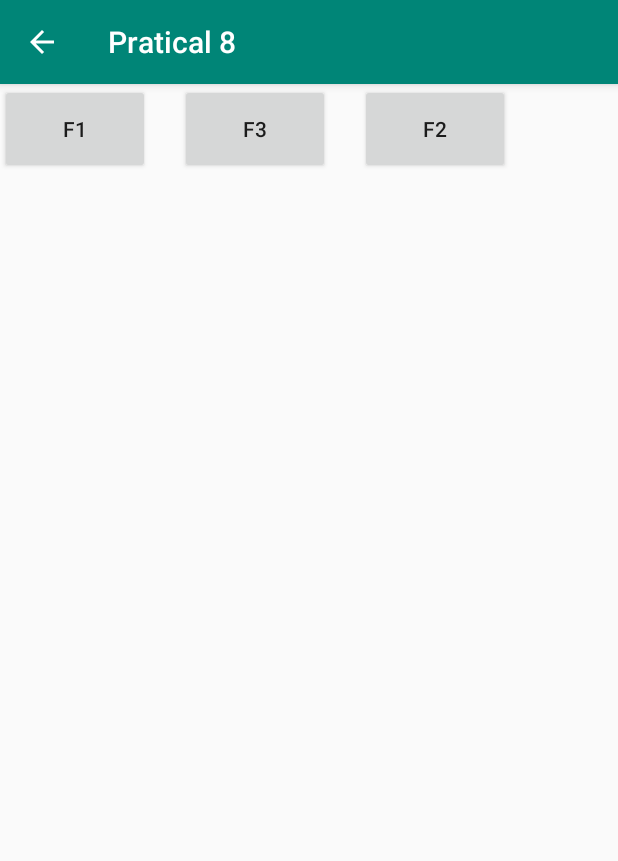
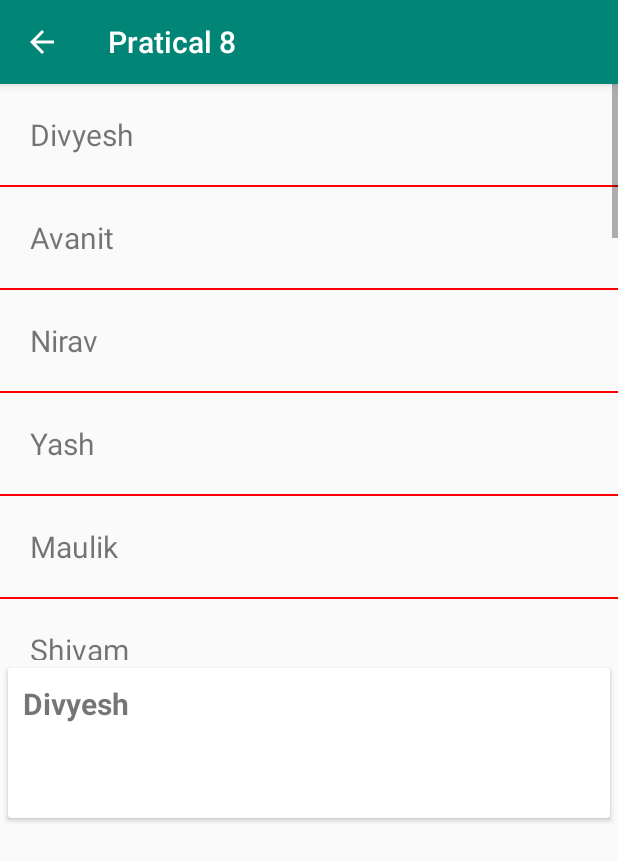
Before and after one commit to mohit10696/wcmc_pratical, an Android app: the screen it shows after launch (pratical8), after a tap on "PRATICAL 8", on a phone screen of 412 x 824 dp. Shown: the top 861 px of the screen. Run offline under Robolectric (Android 15) with nearby library versions, the phone set to English and light mode, and no system bars.

Commit message:
Pratical 8 final

```diff
--- a/app/build.gradle
+++ b/app/build.gradle
@@ -26,5 +26,7 @@ dependencies {
     testImplementation 'junit:junit:4.12'
     androidTestImplementation 'androidx.test.ext:junit:1.1.0'
     androidTestImplementation 'androidx.test.espresso:espresso-core:3.2.0'
+    implementation "androidx.cardview:cardview:1.0.0"
+    implementation "androidx.recyclerview:recyclerview:1.1.0"
 
 }
--- /dev/null
+++ b/app/src/main/java/com/example/wcmc_praticals/DataObject.java
@@ -0,0 +1,22 @@
+package com.example.wcmc_praticals;
+
+public class DataObject {
+    private String mText1;
+    private String mText2;
+    DataObject (String text1, String text2){
+        mText1 = text1;
+       // mText2 = text2;
+    }
+    public String getmText1() {
+        return mText1;
+    }
+    public void setmText1(String mText1) {
+        this.mText1 = mText1;
+    }
+    public String getmText2() {
+        return mText2;
+    }
+    public void setmText2(String mText2) {
+        this.mText2 = mText2;
+    }
+}
--- /dev/null
+++ b/app/src/main/java/com/example/wcmc_praticals/MyRecyclerViewAdapter.java
@@ -0,0 +1,69 @@
+package com.example.wcmc_praticals;
+
+import android.util.Log;
+import android.view.LayoutInflater;
+import android.view.View;
+import android.view.ViewGroup;
+import android.widget.TextView;
+
+import androidx.recyclerview.widget.RecyclerView;
+
+import java.util.ArrayList;
+public class MyRecyclerViewAdapter extends RecyclerView
+        .Adapter<MyRecyclerViewAdapter
+        .DataObjectHolder> {
+    private static String LOG_TAG = "MyRecyclerViewAdapter";
+    private ArrayList<DataObject> mDataset;
+    private static MyClickListener myClickListener;
+    public static class DataObjectHolder extends RecyclerView.ViewHolder
+            implements View
+            .OnClickListener {
+        TextView label;
+        TextView dateTime;
+        public DataObjectHolder(View itemView) {
+            super(itemView);
+            label = (TextView) itemView.findViewById(R.id.textView3);
+            dateTime = (TextView) itemView.findViewById(R.id.textView2);
+            Log.i(LOG_TAG, "Adding Listener");
+            itemView.setOnClickListener(this);
+        }
+        @Override
+        public void onClick(View v) {
+            myClickListener.onItemClick(getAdapterPosition(), v);
+        }
+    }
+    public void setOnItemClickListener(MyClickListener myClickListener) {
+        this.myClickListener = myClickListener;
+    }
+    public MyRecyclerViewAdapter(ArrayList<DataObject> myDataset) {
+        mDataset = myDataset;
+    }
+    @Override
+    public DataObjectHolder onCreateViewHolder(ViewGroup parent,
+                                               int viewType) {
+        View view = LayoutInflater.from(parent.getContext())
+                .inflate(R.layout.card_view_row, parent, false);
+        DataObjectHolder dataObjectHolder = new DataObjectHolder(view);
+        return dataObjectHolder;
+    }
+    @Override
+    public void onBindViewHolder(DataObjectHolder holder, int position) {
+        holder.label.setText(mDataset.get(position).getmText1());
+        holder.dateTime.setText(mDataset.get(position).getmText2());
+    }
+    public void addItem(DataObject dataObj, int index) {
+        mDataset.add(index, dataObj);
+        notifyItemInserted(index);
+    }
+    public void deleteItem(int index) {
+        mDataset.remove(index);
+        notifyItemRemoved(index);
+    }
+    @Override
+    public int getItemCount() {
+        return mDataset.size();
+    }
+    public interface MyClickListener {
+        public void onItemClick(int position, View v);
+    }
+}
--- a/app/src/main/java/com/example/wcmc_praticals/fragment1.java
+++ b/app/src/main/java/com/example/wcmc_praticals/fragment1.java
@@ -4,13 +4,26 @@ import android.os.Bundle;
 import android.view.LayoutInflater;
 import android.view.View;
 import android.view.ViewGroup;
+import android.widget.ArrayAdapter;
+import android.widget.ListView;
 
 import androidx.annotation.NonNull;
 import androidx.annotation.Nullable;
 
 public class fragment1 extends android.app.Fragment {
+    ListView simpleList;
+    String countryList[] = {"Divyesh","Avanit","Nirav","Yash","Maulik","Shivam","Radhey","Rutvik","Arjun","Aradhi","Mandeep","Nikhil","Aayushi","Anushree","Manali","Kunj","Japan","Hetul","Ankit","Mohit","Pooja"};
     public View onCreateView(@NonNull LayoutInflater inflater, @Nullable ViewGroup container, @Nullable Bundle savedInstanceState) {
         View view = inflater.inflate(R.layout.fragment1, container, false);
+
+
+        simpleList = (ListView)view.findViewById(R.id.simpleListView);
+        ArrayAdapter<String> arrayAdapter = new ArrayAdapter<String>(view.getContext(), R.layout.activity_listview, R.id.textView, countryList);
+        simpleList.setAdapter(arrayAdapter);
+
+
+
+
         return view;
     }
 }
--- a/app/src/main/java/com/example/wcmc_praticals/fragment2.java
+++ b/app/src/main/java/com/example/wcmc_praticals/fragment2.java
@@ -5,12 +5,43 @@ import android.view.LayoutInflater;
 import android.view.View;
 import android.view.ViewGroup;
 
+
 import androidx.annotation.NonNull;
 import androidx.annotation.Nullable;
+import androidx.cardview.widget.CardView;
+import androidx.recyclerview.widget.LinearLayoutManager;
+import androidx.recyclerview.widget.RecyclerView;
+
+import java.util.ArrayList;
 
 public class fragment2 extends android.app.Fragment {
+    CardView simpleList;
+    String countryList[] = {"Divyesh","Avanit","Nirav","Yash","Maulik","Shivam","Radhey","Rutvik","Arjun","Aradhi","Mandeep","Nikhil","Aayushi","Anushree","Manali","Kunj","Japan","Hetul","Ankit","Mohit","Pooja"};
+    private RecyclerView mRecyclerView;
+    private RecyclerView.Adapter mAdapter;
+    private RecyclerView.LayoutManager mLayoutManager;
+    private static String LOG_TAG = "CardViewActivity";
+
     public View onCreateView(@NonNull LayoutInflater inflater, @Nullable ViewGroup container, @Nullable Bundle savedInstanceState) {
         View view = inflater.inflate(R.layout.fragment2, container, false);
+
+        mRecyclerView = (RecyclerView) view.findViewById(R.id.my_recycler_view);
+        mRecyclerView.setHasFixedSize(true);
+        mLayoutManager = new LinearLayoutManager(view.getContext(),LinearLayoutManager.HORIZONTAL,false);
+        mRecyclerView.setLayoutManager(mLayoutManager);
+        mAdapter = new MyRecyclerViewAdapter(getDataSet());
+        mRecyclerView.setAdapter(mAdapter);
+
         return view;
     }
+
+    private ArrayList<DataObject> getDataSet() {
+        ArrayList results = new ArrayList<DataObject>();
+        for (int index = 0; index < 15; index++) {
+            DataObject obj = new DataObject(countryList[index],
+                    "Secondary " + index);
+            results.add(index, obj);
+        }
+        return results;
+    }
 }
--- a/app/src/main/java/com/example/wcmc_praticals/fragment3.java
+++ /dev/null
@@ -1,16 +0,0 @@
-package com.example.wcmc_praticals;
-
-import android.os.Bundle;
-import android.view.LayoutInflater;
-import android.view.View;
-import android.view.ViewGroup;
-
-import androidx.annotation.NonNull;
-import androidx.annotation.Nullable;
-
-public class fragment3 extends android.app.Fragment {
-    public View onCreateView(@NonNull LayoutInflater inflater, @Nullable ViewGroup container, @Nullable Bundle savedInstanceState) {
-        View view = inflater.inflate(R.layout.fragment3, container, false);
-        return view;
-    }
-}
--- a/app/src/main/java/com/example/wcmc_praticals/pratical8.java
+++ b/app/src/main/java/com/example/wcmc_praticals/pratical8.java
@@ -6,31 +6,21 @@ import android.app.Fragment;
 import android.app.FragmentManager;
 import android.app.FragmentTransaction;
 import android.os.Bundle;
-import android.view.View;
-import android.widget.Button;
 
-public class pratical8 extends AppCompatActivity implements View.OnClickListener {
+public class pratical8 extends AppCompatActivity {
 
     Fragment f1,f2,f3;
     @Override
     protected void onCreate(Bundle savedInstanceState) {
-        Button b1,b2,b3;
         super.onCreate(savedInstanceState);
         setContentView(R.layout.activity_pratical8);
         setTitle("Pratical 8");
         f1 = new fragment1();
         f2 = new fragment2();
-        f3 = new fragment3();
 
-//        loadFragment(f1,R.id.fragment1);
-//        loadFragment(f2,R.id.fragment2);
-//        loadFragment(f3,R.id.fragment3);
-        b1 = findViewById(R.id.f1);
-        b2 = findViewById(R.id.f2);
-        b3 = findViewById(R.id.f3);
-        b1.setOnClickListener(this);
-        b2.setOnClickListener(this);
-        b3.setOnClickListener(this);
+        loadFragment(f1,R.id.fragment1);
+        loadFragment(f2,R.id.fragment2);
+       // loadFragment(f3,R.id.fragment3);
 
     }
     private void loadFragment(Fragment fragment,int id) {
@@ -40,21 +30,4 @@ public class pratical8 extends AppCompatActivity implements View.OnClickListener
         fragmentTransaction.commit(); // save the changes
     }
 
-    @Override
-    public void onClick(View v) {
-        switch (v.getId()){
-            case R.id.f1:{
-                loadFragment(f1,R.id.fragment1);
-                break;
-            }
-            case R.id.f2:{
-                loadFragment(f2,R.id.fragment1);
-                break;
-            }
-            case R.id.f3:{
-                loadFragment(f3,R.id.fragment1);
-                break;
-            }
-        }
-    }
 }
--- /dev/null
+++ b/app/src/main/res/layout/activity_listview.xml
@@ -0,0 +1,15 @@
+<?xml version="1.0" encoding="utf-8"?>
+<LinearLayout xmlns:android="http://schemas.android.com/apk/res/android"
+    android:layout_width="match_parent"
+    android:layout_height="match_parent"
+    android:orientation="vertical">
+
+    <TextView
+        android:id="@+id/textView"
+        android:layout_width="fill_parent"
+        android:layout_height="wrap_content"
+        android:layout_gravity="center"
+        android:textSize="20dp"
+        android:padding="20dp"
+         />
+</LinearLayout>
--- a/app/src/main/res/layout/activity_pratical8.xml
+++ b/app/src/main/res/layout/activity_pratical8.xml
@@ -1,37 +1,23 @@
 <?xml version="1.0" encoding="utf-8"?>
-<RelativeLayout xmlns:android="http://schemas.android.com/apk/res/android"
+<LinearLayout xmlns:android="http://schemas.android.com/apk/res/android"
     xmlns:app="http://schemas.android.com/apk/res-auto"
     xmlns:tools="http://schemas.android.com/tools"
     android:layout_width="match_parent"
     android:layout_height="match_parent"
     android:orientation="vertical"
-    tools:context=".pratical8">
-
-    <Button
-        android:id="@+id/f1"
-        android:layout_width="100dp"
-        android:layout_height="60dp"
-        android:text="F1" />
-
-    <Button
-        android:id="@+id/f2"
-        android:layout_width="100dp"
-        android:layout_height="60dp"
-        android:layout_marginLeft="120dp"
-        android:text="F3" />
-
-    <Button
-        android:id="@+id/f3"
-        android:layout_width="100dp"
-        android:layout_height="60dp"
-        android:layout_marginLeft="240dp"
-        android:text="F2" />
+    tools:context=".pratical8"
+    android:weightSum="2">
 
     <FrameLayout
+        android:layout_width="match_parent"
+        android:layout_height="0dp"
         android:id="@+id/fragment1"
+        android:layout_weight="1"/>
+
+    <FrameLayout
+        android:layout_weight="1"
+        android:id="@+id/fragment2"
         android:layout_width="match_parent"
-        android:layout_height="match_parent"
-        android:layout_marginTop="60dp" />
+        android:layout_height="0dp" />
 
-
-</RelativeLayout>
+</LinearLayout>
--- /dev/null
+++ b/app/src/main/res/layout/card_view_row.xml
@@ -0,0 +1,35 @@
+<?xml version="1.0" encoding="utf-8"?>
+<LinearLayout xmlns:android="http://schemas.android.com/apk/res/android"
+    xmlns:card_view="http://schemas.android.com/apk/res-auto"
+    android:layout_width="match_parent"
+    android:layout_height="wrap_content"
+    android:orientation="horizontal"
+    android:scrollbars="horizontal">
+
+    <androidx.cardview.widget.CardView
+        android:id="@+id/card_view"
+        android:layout_width="fill_parent"
+        android:layout_height="100dp"
+        android:layout_gravity="center"
+        android:layout_margin="5dp"
+        card_view:cardCornerRadius="2dp"
+        card_view:contentPadding="10dp">
+        <RelativeLayout
+            android:layout_width="fill_parent"
+            android:layout_height="fill_parent">
+            <TextView
+                android:textSize="20dp"
+                android:id="@+id/textView3"
+                android:layout_width="wrap_content"
+                android:layout_height="wrap_content"
+                android:layout_alignParentTop="true"
+                android:textStyle="bold"/>
+            <TextView
+                android:id="@+id/textView2"
+                android:layout_width="wrap_content"
+                android:layout_height="wrap_content"
+                android:layout_below="@+id/textView"
+                android:layout_marginTop="10dp"/>
+        </RelativeLayout>
+    </androidx.cardview.widget.CardView>
+</LinearLayout>
--- a/app/src/main/res/layout/fragment1.xml
+++ b/app/src/main/res/layout/fragment1.xml
@@ -2,6 +2,14 @@
 <RelativeLayout xmlns:android="http://schemas.android.com/apk/res/android"
     android:layout_width="match_parent"
     android:layout_height="match_parent"
-    android:background="@color/colorAccent">
+    >
+
+    <ListView
+        android:id="@+id/simpleListView"
+        android:layout_width="fill_parent"
+        android:layout_height="wrap_content"
+        android:divider="#f00"
+        android:dividerHeight="1dp"
+        android:listSelector="#0f0"/> <!--list selector in green color-->
 
 </RelativeLayout>
--- a/app/src/main/res/layout/fragment2.xml
+++ b/app/src/main/res/layout/fragment2.xml
@@ -1,7 +1,18 @@
 <?xml version="1.0" encoding="utf-8"?>
 <LinearLayout xmlns:android="http://schemas.android.com/apk/res/android"
-    android:orientation="vertical" android:layout_width="match_parent"
+    xmlns:app="http://schemas.android.com/apk/res-auto"
+    xmlns:card_view="http://schemas.android.com/tools"
+    android:orientation="vertical"
+    android:layout_width="match_parent"
     android:layout_height="match_parent"
-    android:background="@color/colorPrimaryDark">
+   >
+
+    <androidx.recyclerview.widget.RecyclerView
+        android:orientation="horizontal"
+        app:reverseLayout="true"
+        android:id="@+id/my_recycler_view"
+        android:layout_width="match_parent"
+        android:layout_height="match_parent"
+        android:scrollbars="vertical"/>
 
 </LinearLayout>
--- a/app/src/main/res/layout/fragment3.xml
+++ /dev/null
@@ -1,7 +0,0 @@
-<?xml version="1.0" encoding="utf-8"?>
-<LinearLayout xmlns:android="http://schemas.android.com/apk/res/android"
-    android:orientation="vertical" android:layout_width="match_parent"
-    android:layout_height="match_parent"
-    android:background="@color/green">
-
-</LinearLayout>
```
